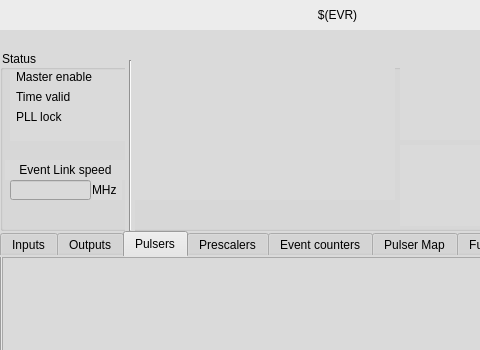
Before: the Qt Designer form ui/EVR/evr_master.ui in epics-modules/mrfioc2, drawn with Qt 5; both pictures show x 0 to 480 and y 0 to 350 of the 676 by 676 pixel window.
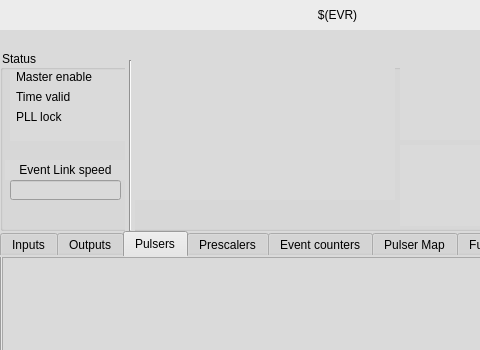
After: the same form once the commit is applied. Custom widgets are drawn as their Qt base class.

```diff
--- a/ui/EVR/evr_master.ui
+++ b/ui/EVR/evr_master.ui
@@ -82,22 +82,6 @@
       <string notr="true">evr_base-link-status.ui</string>
      </property>
     </widget>
-    <widget class="QLabel" name="label_13">
-     <property name="geometry">
-      <rect>
-       <x>92</x>
-       <y>130</y>
-       <width>30</width>
-       <height>20</height>
-      </rect>
-     </property>
-     <property name="text">
-      <string>MHz</string>
-     </property>
-     <property name="alignment">
-      <set>Qt::AlignLeading|Qt::AlignLeft|Qt::AlignVCenter</set>
-     </property>
-    </widget>
     <widget class="QLabel" name="label_11">
      <property name="geometry">
       <rect>
@@ -257,7 +241,7 @@
       <rect>
        <x>10</x>
        <y>130</y>
-       <width>81</width>
+       <width>111</width>
        <height>20</height>
       </rect>
      </property>
```
Left out of the diff: 3 changed lines with no effect on the pictures.
